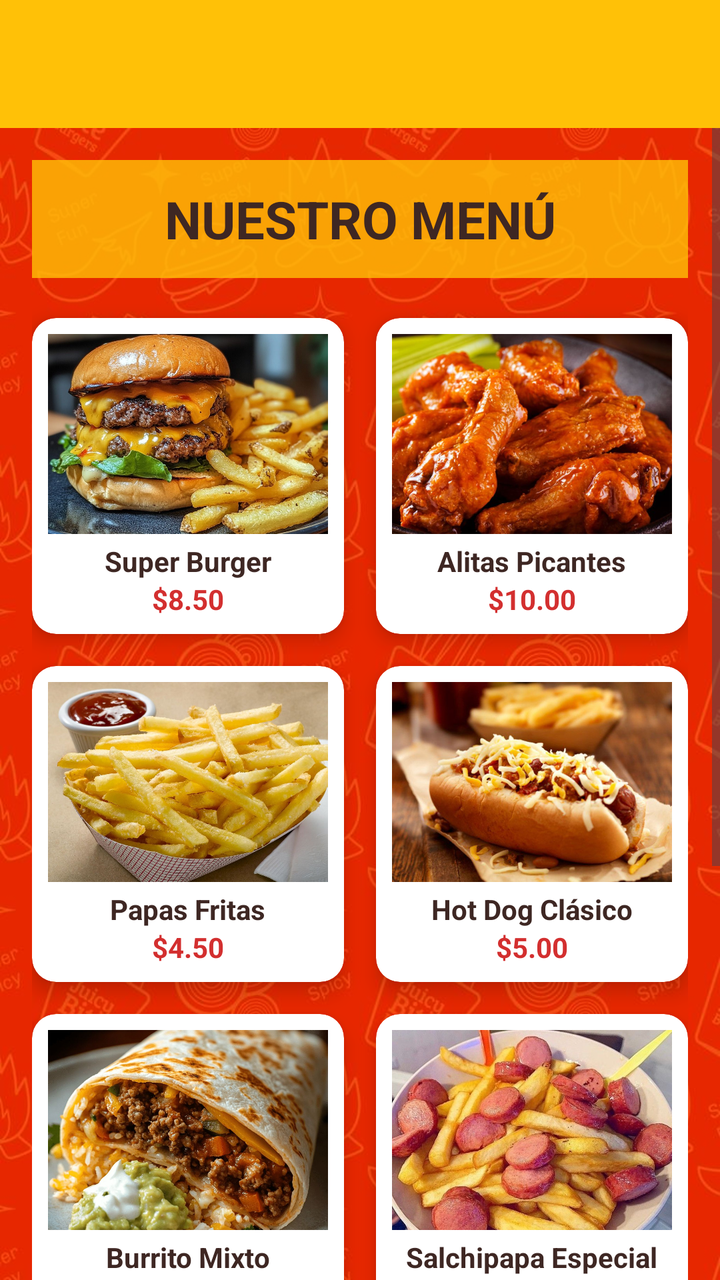
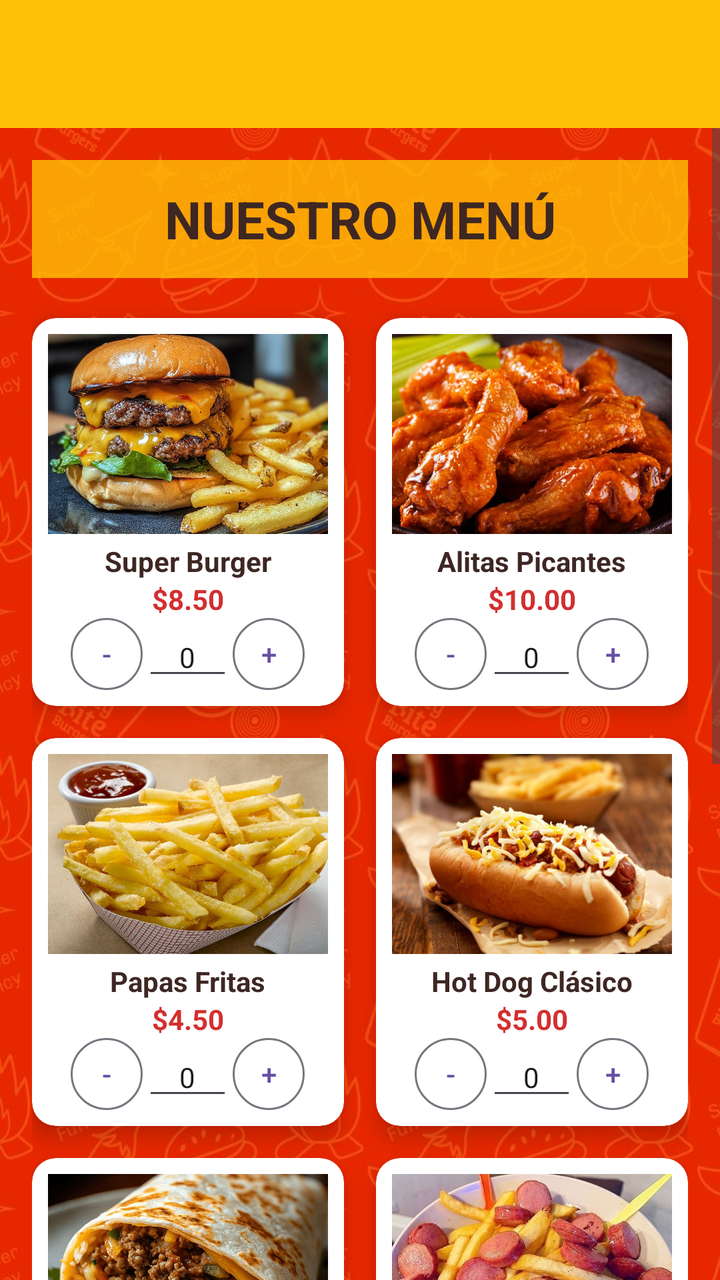

An Android layout rendered at two revisions. The XML below is the earlier revision; the diff shows what the commit changed to produce the second picture.
<!-- AndroidManifest.xml: application theme Theme.Tarea3 -->
<!-- res/layout/activity_main.xml -->
<?xml version="1.0" encoding="utf-8"?>
<androidx.drawerlayout.widget.DrawerLayout xmlns:android="http://schemas.android.com/apk/res/android"
    xmlns:app="http://schemas.android.com/apk/res-auto"
    xmlns:tools="http://schemas.android.com/tools"
    android:id="@+id/drawer_layout"
    android:layout_width="match_parent"
    android:layout_height="match_parent"
    android:fitsSystemWindows="true"
    tools:context=".MainActivity">

    <LinearLayout
        android:layout_width="match_parent"
        android:layout_height="match_parent"
        android:orientation="vertical">

        <androidx.appcompat.widget.Toolbar
            android:id="@+id/toolbar"
            android:layout_width="match_parent"
            android:layout_height="?attr/actionBarSize"
            android:background="#FFC107"
            android:elevation="4dp"
            android:theme="@style/ThemeOverlay.AppCompat.ActionBar"
            app:popupTheme="@style/ThemeOverlay.AppCompat.Light" />

        <ScrollView
            android:layout_width="match_parent"
            android:layout_height="match_parent"
            android:background="@drawable/bckgn1"
            android:fillViewport="true">

            <androidx.constraintlayout.widget.ConstraintLayout
                android:id="@+id/main"
                android:layout_width="match_parent"
                android:layout_height="wrap_content"
                android:padding="16dp">

                <TextView
                    android:id="@+id/tvTitle"
                    android:layout_width="0dp"
                    android:layout_height="wrap_content"
                    android:background="#CCFFC107"
                    android:gravity="center"
                    android:padding="12dp"
                    android:text="@string/menu_title"
                    android:textColor="#3E2723"
                    android:textSize="26sp"
                    android:textStyle="bold"
                    app:layout_constraintEnd_toEndOf="parent"
                    app:layout_constraintStart_toStartOf="parent"
                    app:layout_constraintTop_toTopOf="parent" />

                
                <androidx.cardview.widget.CardView
                    android:id="@+id/cardBurger"
                    android:layout_width="0dp"
                    android:layout_height="wrap_content"
                    android:layout_marginTop="20dp"
                    android:layout_marginEnd="8dp"
                    app:cardBackgroundColor="#FFFFFF"
                    app:cardCornerRadius="12dp"
                    app:cardElevation="6dp"
                    app:layout_constraintEnd_toStartOf="@+id/cardWings"
                    app:layout_constraintStart_toStartOf="parent"
                    app:layout_constraintTop_toBottomOf="@id/tvTitle">

                    <LinearLayout
                        android:layout_width="match_parent"
                        android:layout_height="wrap_content"
                        android:gravity="center"
                        android:orientation="vertical"
                        android:padding="8dp">

                        <ImageView
                            android:layout_width="match_parent"
                            android:layout_height="100dp"
                            android:scaleType="centerCrop"
                            android:src="@drawable/hbg" />

                        <TextView
                            android:layout_width="wrap_content"
                            android:layout_height="wrap_content"
                            android:layout_marginTop="4dp"
                            android:text="@string/burger_name"
                            android:textColor="#3E2723"
                            android:textStyle="bold" />

                        <TextView
                            android:layout_width="wrap_content"
                            android:layout_height="wrap_content"
                            android:text="@string/burger_price"
                            android:textColor="#D32F2F"
                            android:textStyle="bold" />
                    </LinearLayout>
                </androidx.cardview.widget.CardView>

                <androidx.cardview.widget.CardView
                    android:id="@+id/cardWings"
                    android:layout_width="0dp"
                    android:layout_height="wrap_content"
                    android:layout_marginStart="8dp"
                    app:cardBackgroundColor="#FFFFFF"
                    app:cardCornerRadius="12dp"
                    app:cardElevation="6dp"
                    app:layout_constraintEnd_toEndOf="parent"
                    app:layout_constraintStart_toEndOf="@+id/cardBurger"
                    app:layout_constraintTop_toTopOf="@id/cardBurger">

                    <LinearLayout
                        android:layout_width="match_parent"
                        android:layout_height="wrap_content"
                        android:gravity="center"
                        android:orientation="vertical"
                        android:padding="8dp">

                        <ImageView
                            android:layout_width="match_parent"
                            android:layout_height="100dp"
                            android:scaleType="centerCrop"
                            android:src="@drawable/alitas" />

                        <TextView
                            android:layout_width="wrap_content"
                            android:layout_height="wrap_content"
                            android:layout_marginTop="4dp"
                            android:text="@string/wings_name"
                            android:textColor="#3E2723"
                            android:textStyle="bold" />

                        <TextView
                            android:layout_width="wrap_content"
                            android:layout_height="wrap_content"
                            android:text="@string/wings_price"
                            android:textColor="#D32F2F"
                            android:textStyle="bold" />
                    </LinearLayout>
                </androidx.cardview.widget.CardView>

                
                <androidx.cardview.widget.CardView
                    android:id="@+id/cardFries"
                    android:layout_width="0dp"
                    android:layout_height="wrap_content"
                    android:layout_marginTop="16dp"
                    android:layout_marginEnd="8dp"
                    app:cardBackgroundColor="#FFFFFF"
                    app:cardCornerRadius="12dp"
                    app:cardElevation="6dp"
                    app:layout_constraintEnd_toStartOf="@+id/cardHotdog"
                    app:layout_constraintStart_toStartOf="parent"
                    app:layout_constraintTop_toBottomOf="@id/cardBurger">

                    <LinearLayout
                        android:layout_width="match_parent"
                        android:layout_height="wrap_content"
                        android:gravity="center"
                        android:orientation="vertical"
                        android:padding="8dp">

                        <ImageView
                            android:layout_width="match_parent"
                            android:layout_height="100dp"
                            android:scaleType="centerCrop"
                            android:src="@drawable/hpapas" />

                        <TextView
                            android:layout_width="wrap_content"
                            android:layout_height="wrap_content"
                            android:layout_marginTop="4dp"
                            android:text="@string/fries_name"
                            android:textColor="#3E2723"
                            android:textStyle="bold" />

                        <TextView
                            android:layout_width="wrap_content"
                            android:layout_height="wrap_content"
                            android:text="@string/fries_price"
                            android:textColor="#D32F2F"
                            android:textStyle="bold" />
                    </LinearLayout>
                </androidx.cardview.widget.CardView>

                <androidx.cardview.widget.CardView
                    android:id="@+id/cardHotdog"
                    android:layout_width="0dp"
                    android:layout_height="wrap_content"
                    android:layout_marginStart="8dp"
                    app:cardBackgroundColor="#FFFFFF"
                    app:cardCornerRadius="12dp"
                    app:cardElevation="6dp"
                    app:layout_constraintEnd_toEndOf="parent"
                    app:layout_constraintStart_toEndOf="@+id/cardFries"
                    app:layout_constraintTop_toTopOf="@id/cardFries">

                    <LinearLayout
                        android:layout_width="match_parent"
                        android:layout_height="wrap_content"
                        android:gravity="center"
                        android:orientation="vertical"
                        android:padding="8dp">

                        <ImageView
                            android:layout_width="match_parent"
                            android:layout_height="100dp"
                            android:scaleType="centerCrop"
                            android:src="@drawable/hd" />

                        <TextView
                            android:layout_width="wrap_content"
                            android:layout_height="wrap_content"
                            android:layout_marginTop="4dp"
                            android:text="@string/hotdog_name"
                            android:textColor="#3E2723"
                            android:textStyle="bold" />

                        <TextView
                            android:layout_width="wrap_content"
                            android:layout_height="wrap_content"
                            android:text="@string/hotdog_price"
                            android:textColor="#D32F2F"
                            android:textStyle="bold" />
                    </LinearLayout>
                </androidx.cardview.widget.CardView>

                
                <androidx.cardview.widget.CardView
                    android:id="@+id/cardBurrito"
                    android:layout_width="0dp"
                    android:layout_height="wrap_content"
                    android:layout_marginTop="16dp"
                    android:layout_marginEnd="8dp"
                    app:cardBackgroundColor="#FFFFFF"
                    app:cardCornerRadius="12dp"
                    app:cardElevation="6dp"
                    app:layout_constraintEnd_toStartOf="@+id/cardSalchipapa"
                    app:layout_constraintStart_toStartOf="parent"
                    app:layout_constraintTop_toBottomOf="@id/cardFries">

                    <LinearLayout
                        android:layout_width="match_parent"
                        android:layout_height="wrap_content"
                        android:gravity="center"
                        android:orientation="vertical"
                        android:padding="8dp">

                        <ImageView
                            android:layout_width="match_parent"
                            android:layout_height="100dp"
                            android:scaleType="centerCrop"
                            android:src="@drawable/burr" />

                        <TextView
                            android:layout_width="wrap_content"
                            android:layout_height="wrap_content"
                            android:layout_marginTop="4dp"
                            android:text="@string/burrito_name"
                            android:textColor="#3E2723"
                            android:textStyle="bold" />

                        <TextView
                            android:layout_width="wrap_content"
                            android:layout_height="wrap_content"
                            android:text="@string/burrito_price"
                            android:textColor="#D32F2F"
                            android:textStyle="bold" />
                    </LinearLayout>
                </androidx.cardview.widget.CardView>

                <androidx.cardview.widget.CardView
                    android:id="@+id/cardSalchipapa"
                    android:layout_width="0dp"
                    android:layout_height="wrap_content"
                    android:layout_marginStart="8dp"
                    app:cardBackgroundColor="#FFFFFF"
                    app:cardCornerRadius="12dp"
                    app:cardElevation="6dp"
                    app:layout_constraintEnd_toEndOf="parent"
                    app:layout_constraintStart_toEndOf="@+id/cardBurrito"
                    app:layout_constraintTop_toTopOf="@id/cardBurrito">

                    <LinearLayout
                        android:layout_width="match_parent"
                        android:layout_height="wrap_content"
                        android:gravity="center"
                        android:orientation="vertical"
                        android:padding="8dp">

                        <ImageView
                            android:layout_width="match_parent"
                            android:layout_height="100dp"
                            android:scaleType="centerCrop"
                            android:src="@drawable/salchpp" />

                        <TextView
                            android:layout_width="wrap_content"
                            android:layout_height="wrap_content"
                            android:layout_marginTop="4dp"
                            android:text="@string/salchipapa_name"
                            android:textColor="#3E2723"
                            android:textStyle="bold" />

                        <TextView
                            android:layout_width="wrap_content"
                            android:layout_height="wrap_content"
                            android:text="@string/salchipapa_price"
                            android:textColor="#D32F2F"
                            android:textStyle="bold" />
                    </LinearLayout>
                </androidx.cardview.widget.CardView>

                
                <androidx.cardview.widget.CardView
                    android:id="@+id/cardMilanesa"
                    android:layout_width="0dp"
                    android:layout_height="wrap_content"
                    android:layout_marginTop="16dp"
                    app:cardBackgroundColor="#FFFFFF"
                    app:cardCornerRadius="12dp"
                    app:cardElevation="6dp"
                    app:layout_constraintEnd_toStartOf="@+id/guidelineCenter"
                    app:layout_constraintStart_toStartOf="parent"
                    app:layout_constraintTop_toBottomOf="@id/cardBurrito">

                    <LinearLayout
                        android:layout_width="match_parent"
                        android:layout_height="wrap_content"
                        android:gravity="center"
                        android:orientation="vertical"
                        android:padding="8dp">

                        <ImageView
                            android:layout_width="match_parent"
                            android:layout_height="100dp"
                            android:scaleType="centerCrop"
                            android:src="@drawable/milanesa" />

                        <TextView
                            android:layout_width="wrap_content"
                            android:layout_height="wrap_content"
                            android:layout_marginTop="4dp"
                            android:text="@string/milanesa_name"
                            android:textColor="#3E2723"
                            android:textStyle="bold" />

                        <TextView
                            android:layout_width="wrap_content"
                            android:layout_height="wrap_content"
                            android:text="@string/milanesa_price"
                            android:textColor="#D32F2F"
                            android:textStyle="bold" />
                    </LinearLayout>
                </androidx.cardview.widget.CardView>

                <androidx.constraintlayout.widget.Guideline
                    android:id="@+id/guidelineCenter"
                    android:layout_width="wrap_content"
                    android:layout_height="wrap_content"
                    android:orientation="vertical"
                    app:layout_constraintGuide_percent="0.48" />

                <Button
                    android:id="@+id/btnAddToCart"
                    android:layout_width="match_parent"
                    android:layout_height="60dp"
                    android:layout_marginTop="32dp"
                    android:layout_marginBottom="16dp"
                    android:backgroundTint="#FFC107"
                    android:text="@string/view_cart"
                    android:textColor="#3E2723"
                    android:textSize="18sp"
                    android:textStyle="bold"
                    app:layout_constraintBottom_toBottomOf="parent"
                    app:layout_constraintTop_toBottomOf="@id/cardMilanesa" />

            </androidx.constraintlayout.widget.ConstraintLayout>
        </ScrollView>
    </LinearLayout>

    <com.google.android.material.navigation.NavigationView
        android:id="@+id/nav_view"
        android:layout_width="wrap_content"
        android:layout_height="match_parent"
        android:layout_gravity="start"
        android:fitsSystemWindows="true"
        app:headerLayout="@layout/nav_header"
        app:menu="@menu/nav_menu" />

</androidx.drawerlayout.widget.DrawerLayout>
<!-- res/layout/nav_header.xml (included above) -->
<?xml version="1.0" encoding="utf-8"?>
<LinearLayout xmlns:android="http://schemas.android.com/apk/res/android"
    android:layout_width="match_parent"
    android:layout_height="176dp"
    android:background="#FFC107"
    android:gravity="bottom"
    android:orientation="vertical"
    android:padding="16dp"
    android:theme="@style/ThemeOverlay.AppCompat.Dark">

    <ImageView
        android:layout_width="wrap_content"
        android:layout_height="wrap_content"
        android:paddingTop="8dp"
        android:src="@drawable/hbg" />

    <TextView
        android:layout_width="match_parent"
        android:layout_height="wrap_content"
        android:paddingTop="8dp"
        android:text="@string/app_name"
        android:textAppearance="@style/TextAppearance.AppCompat.Body1"
        android:textColor="#3E2723"
        android:textStyle="bold" />

    <TextView
        android:layout_width="wrap_content"
        android:layout_height="wrap_content"
        android:text="hola@fastfood.com"
        android:textColor="#3E2723" />

</LinearLayout>
<!-- resources referenced by this layout -->
<resources>
  <!-- drawable alitas: jpg bitmap (drawable, 87786 bytes) -->
  <!-- drawable bckgn1: jpg bitmap (drawable, 81727 bytes) -->
  <!-- drawable burr: jpg bitmap (drawable, 162446 bytes) -->
  <!-- drawable hbg: jpg bitmap (drawable, 183990 bytes) -->
  <!-- drawable hd: jpg bitmap (drawable, 64068 bytes) -->
  <!-- drawable hpapas: jpg bitmap (drawable, 186888 bytes) -->
  <!-- drawable milanesa: jpg bitmap (drawable, 84919 bytes) -->
  <!-- drawable salchpp: jpg bitmap (drawable, 103876 bytes) -->
  <string name="app_name">Fast Food App</string>
  <string name="burger_name">Super Burger</string>
  <string name="burger_price">$8.50</string>
  <string name="burrito_name">Burrito Mixto</string>
  <string name="burrito_price">$7.00</string>
  <string name="fries_name">Papas Fritas</string>
  <string name="fries_price">$4.50</string>
  <string name="hotdog_name">Hot Dog Clásico</string>
  <string name="hotdog_price">$5.00</string>
  <string name="menu_title">NUESTRO MENÚ</string>
  <string name="milanesa_name">Milanesa de Pollo</string>
  <string name="milanesa_price">$9.00</string>
  <string name="salchipapa_name">Salchipapa Especial</string>
  <string name="salchipapa_price">$6.50</string>
  <string name="view_cart">VER CARRITO</string>
  <string name="wings_name">Alitas Picantes</string>
  <string name="wings_price">$10.00</string>
  <style name="Theme.Tarea3" parent="Base.Theme.Tarea3" />
  <style name="Base.Theme.Tarea3" parent="Theme.Material3.DayNight.NoActionBar">
          
          
      </style>
</resources>

<!-- the commit's change to res/layout/activity_main.xml (unified diff, before → after) -->
@@ -90,6 +90,42 @@
                             android:text="@string/burger_price"
                             android:textColor="#D32F2F"
                             android:textStyle="bold" />
+
+                        <LinearLayout
+                            android:layout_width="wrap_content"
+                            android:layout_height="wrap_content"
+                            android:gravity="center"
+                            android:orientation="horizontal">
+
+                            <Button
+                                android:id="@+id/btnMinusBurger"
+                                style="?attr/materialButtonOutlinedStyle"
+                                android:layout_width="36dp"
+                                android:layout_height="36dp"
+                                android:insetTop="0dp"
+                                android:insetBottom="0dp"
+                                android:padding="0dp"
+                                android:text="-" />
+
+                            <EditText
+                                android:id="@+id/etQtyBurger"
+                                android:layout_width="45dp"
+                                android:layout_height="wrap_content"
+                                android:inputType="number"
+                                android:text="0"
+                                android:textAlignment="center"
+                                android:textSize="14sp" />
+
+                            <Button
+                                android:id="@+id/btnPlusBurger"
+                                style="?attr/materialButtonOutlinedStyle"
+                                android:layout_width="36dp"
+                                android:layout_height="36dp"
+                                android:insetTop="0dp"
+                                android:insetBottom="0dp"
+                                android:padding="0dp"
+                                android:text="+" />
+                        </LinearLayout>
                     </LinearLayout>
                 </androidx.cardview.widget.CardView>
 
@@ -132,6 +168,42 @@
                             android:text="@string/wings_price"
                             android:textColor="#D32F2F"
                             android:textStyle="bold" />
+
+                        <LinearLayout
+                            android:layout_width="wrap_content"
+                            android:layout_height="wrap_content"
+                            android:gravity="center"
+                            android:orientation="horizontal">
+
+                            <Button
+                                android:id="@+id/btnMinusWings"
+                                style="?attr/materialButtonOutlinedStyle"
+                                android:layout_width="36dp"
+                                android:layout_height="36dp"
+                                android:insetTop="0dp"
+                                android:insetBottom="0dp"
+                                android:padding="0dp"
+                                android:text="-" />
+
+                            <EditText
+                                android:id="@+id/etQtyWings"
+                                android:layout_width="45dp"
+                                android:layout_height="wrap_content"
+                                android:inputType="number"
+                                android:text="0"
+                                android:textAlignment="center"
+                                android:textSize="14sp" />
+
+                            <Button
+                                android:id="@+id/btnPlusWings"
+                                style="?attr/materialButtonOutlinedStyle"
+                                android:layout_width="36dp"
+                                android:layout_height="36dp"
+                                android:insetTop="0dp"
+                                android:insetBottom="0dp"
+                                android:padding="0dp"
+                                android:text="+" />
+                        </LinearLayout>
                     </LinearLayout>
                 </androidx.cardview.widget.CardView>
 
@@ -176,6 +248,42 @@
                             android:text="@string/fries_price"
                             android:textColor="#D32F2F"
                             android:textStyle="bold" />
+
+                        <LinearLayout
+                            android:layout_width="wrap_content"
+                            android:layout_height="wrap_content"
+                            android:gravity="center"
+                            android:orientation="horizontal">
+
+                            <Button
+                                android:id="@+id/btnMinusFries"
+                                style="?attr/materialButtonOutlinedStyle"
+                                android:layout_width="36dp"
+                                android:layout_height="36dp"
+                                android:insetTop="0dp"
+                                android:insetBottom="0dp"
+                                android:padding="0dp"
+                                android:text="-" />
+
+                            <EditText
+                                android:id="@+id/etQtyFries"
+                                android:layout_width="45dp"
+                                android:layout_height="wrap_content"
+                                android:inputType="number"
+                                android:text="0"
+                                android:textAlignment="center"
+                                android:textSize="14sp" />
+
+                            <Button
+                                android:id="@+id/btnPlusFries"
+                                style="?attr/materialButtonOutlinedStyle"
+                                android:layout_width="36dp"
+                                android:layout_height="36dp"
+                                android:insetTop="0dp"
+                                android:insetBottom="0dp"
+                                android:padding="0dp"
+                                android:text="+" />
+                        </LinearLayout>
                     </LinearLayout>
                 </androidx.cardview.widget.CardView>
 
@@ -218,6 +326,42 @@
                             android:text="@string/hotdog_price"
                             android:textColor="#D32F2F"
                             android:textStyle="bold" />
+
+                        <LinearLayout
+                            android:layout_width="wrap_content"
+                            android:layout_height="wrap_content"
+                            android:gravity="center"
+                            android:orientation="horizontal">
+
+                            <Button
+                                android:id="@+id/btnMinusHotdog"
+                                style="?attr/materialButtonOutlinedStyle"
+                                android:layout_width="36dp"
+                                android:layout_height="36dp"
+                                android:insetTop="0dp"
+                                android:insetBottom="0dp"
+                                android:padding="0dp"
+                                android:text="-" />
+
+                            <EditText
+                                android:id="@+id/etQtyHotdog"
+                                android:layout_width="45dp"
+                                android:layout_height="wrap_content"
+                                android:inputType="number"
+                                android:text="0"
+                                android:textAlignment="center"
+                                android:textSize="14sp" />
+
+                            <Button
+                                android:id="@+id/btnPlusHotdog"
+                                style="?attr/materialButtonOutlinedStyle"
+                                android:layout_width="36dp"
+                                android:layout_height="36dp"
+                                android:insetTop="0dp"
+                                android:insetBottom="0dp"
+                                android:padding="0dp"
+                                android:text="+" />
+                        </LinearLayout>
                     </LinearLayout>
                 </androidx.cardview.widget.CardView>
 
@@ -262,6 +406,42 @@
                             android:text="@string/burrito_price"
                             android:textColor="#D32F2F"
                             android:textStyle="bold" />
+
+                        <LinearLayout
+                            android:layout_width="wrap_content"
+                            android:layout_height="wrap_content"
+                            android:gravity="center"
+                            android:orientation="horizontal">
+
+                            <Button
+                                android:id="@+id/btnMinusBurrito"
+                                style="?attr/materialButtonOutlinedStyle"
+                                android:layout_width="36dp"
+                                android:layout_height="36dp"
+                                android:insetTop="0dp"
+                                android:insetBottom="0dp"
+                                android:padding="0dp"
+                                android:text="-" />
+
+                            <EditText
+                                android:id="@+id/etQtyBurrito"
+                                android:layout_width="45dp"
+                                android:layout_height="wrap_content"
+                                android:inputType="number"
+                                android:text="0"
+                                android:textAlignment="center"
+                                android:textSize="14sp" />
+
+                            <Button
+                                android:id="@+id/btnPlusBurrito"
+                                style="?attr/materialButtonOutlinedStyle"
+                                android:layout_width="36dp"
+                                android:layout_height="36dp"
+                                android:insetTop="0dp"
+                                android:insetBottom="0dp"
+                                android:padding="0dp"
+                                android:text="+" />
+                        </LinearLayout>
                     </LinearLayout>
                 </androidx.cardview.widget.CardView>
 
@@ -304,6 +484,42 @@
                             android:text="@string/salchipapa_price"
                             android:textColor="#D32F2F"
                             android:textStyle="bold" />
+
+                        <LinearLayout
+                            android:layout_width="wrap_content"
+                            android:layout_height="wrap_content"
+                            android:gravity="center"
+                            android:orientation="horizontal">
+
+                            <Button
+                                android:id="@+id/btnMinusSalchipapa"
+                                style="?attr/materialButtonOutlinedStyle"
+                                android:layout_width="36dp"
+                                android:layout_height="36dp"
+                                android:insetTop="0dp"
+                                android:insetBottom="0dp"
+                                android:padding="0dp"
+                                android:text="-" />
+
+                            <EditText
+                                android:id="@+id/etQtySalchipapa"
+                                android:layout_width="45dp"
+                                android:layout_height="wrap_content"
+                                android:inputType="number"
+                                android:text="0"
+                                android:textAlignment="center"
+                                android:textSize="14sp" />
+
+                            <Button
+                                android:id="@+id/btnPlusSalchipapa"
+                                style="?attr/materialButtonOutlinedStyle"
+                                android:layout_width="36dp"
+                                android:layout_height="36dp"
+                                android:insetTop="0dp"
+                                android:insetBottom="0dp"
+                                android:padding="0dp"
+                                android:text="+" />
+                        </LinearLayout>
                     </LinearLayout>
                 </androidx.cardview.widget.CardView>
 
@@ -347,6 +563,42 @@
                             android:text="@string/milanesa_price"
                             android:textColor="#D32F2F"
                             android:textStyle="bold" />
+
+                        <LinearLayout
+                            android:layout_width="wrap_content"
+                            android:layout_height="wrap_content"
+                            android:gravity="center"
+                            android:orientation="horizontal">
+
+                            <Button
+                                android:id="@+id/btnMinusMilanesa"
+                                style="?attr/materialButtonOutlinedStyle"
+                                android:layout_width="36dp"
+                                android:layout_height="36dp"
+                                android:insetTop="0dp"
+                                android:insetBottom="0dp"
+                                android:padding="0dp"
+                                android:text="-" />
+
+                            <EditText
+                                android:id="@+id/etQtyMilanesa"
+                                android:layout_width="45dp"
+                                android:layout_height="wrap_content"
+                                android:inputType="number"
+                                android:text="0"
+                                android:textAlignment="center"
+                                android:textSize="14sp" />
+
+                            <Button
+                                android:id="@+id/btnPlusMilanesa"
+                                style="?attr/materialButtonOutlinedStyle"
+                                android:layout_width="36dp"
+                                android:layout_height="36dp"
+                                android:insetTop="0dp"
+                                android:insetBottom="0dp"
+                                android:padding="0dp"
+                                android:text="+" />
+                        </LinearLayout>
                     </LinearLayout>
                 </androidx.cardview.widget.CardView>
 
